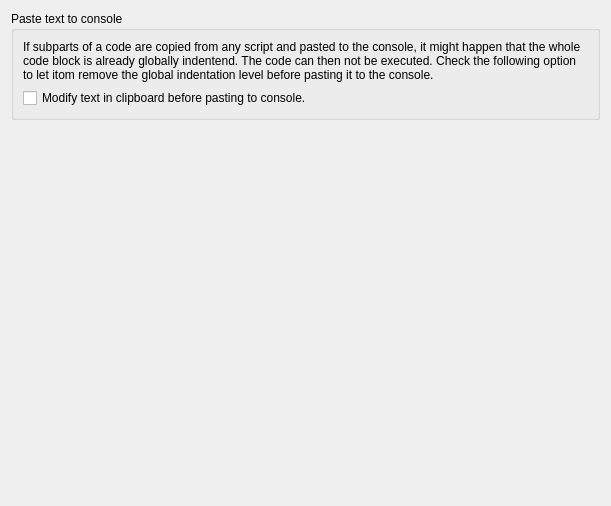
Old version of the form Qitom/ui/widgetPropConsoleGeneral.ui in the repository itom-project/itom.
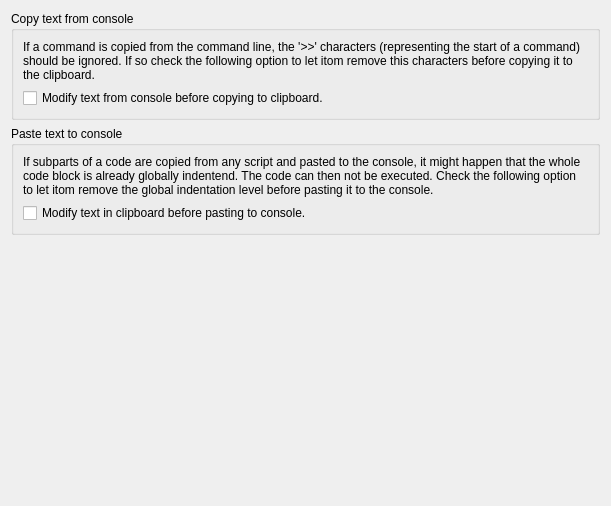
New version of the form.

What changed in the file:
```diff
--- a/Qitom/ui/widgetPropConsoleGeneral.ui
+++ b/Qitom/ui/widgetPropConsoleGeneral.ui
@@ -14,6 +14,32 @@
    <string>Form</string>
   </property>
   <layout class="QVBoxLayout" name="verticalLayout_4">
+   <item>
+    <widget class="QGroupBox" name="groupCopyConsole">
+     <property name="title">
+      <string>Copy text from console</string>
+     </property>
+     <layout class="QVBoxLayout" name="verticalLayout_2">
+      <item>
+       <widget class="QLabel" name="label_2">
+        <property name="text">
+         <string>If a command is copied from the command line, the '&gt;&gt;' characters (representing the start of a command) should be ignored. If so check the following option to let itom remove this characters before copying it to the clipboard.</string>
+        </property>
+        <property name="wordWrap">
+         <bool>true</bool>
+        </property>
+       </widget>
+      </item>
+      <item>
+       <widget class="QCheckBox" name="checkBoxFormatCopyCode">
+        <property name="text">
+         <string>Modify text from console before copying to clipboard. </string>
+        </property>
+       </widget>
+      </item>
+     </layout>
+    </widget>
+   </item>
    <item>
     <widget class="QGroupBox" name="groupPastConsole">
      <property name="title">
```
